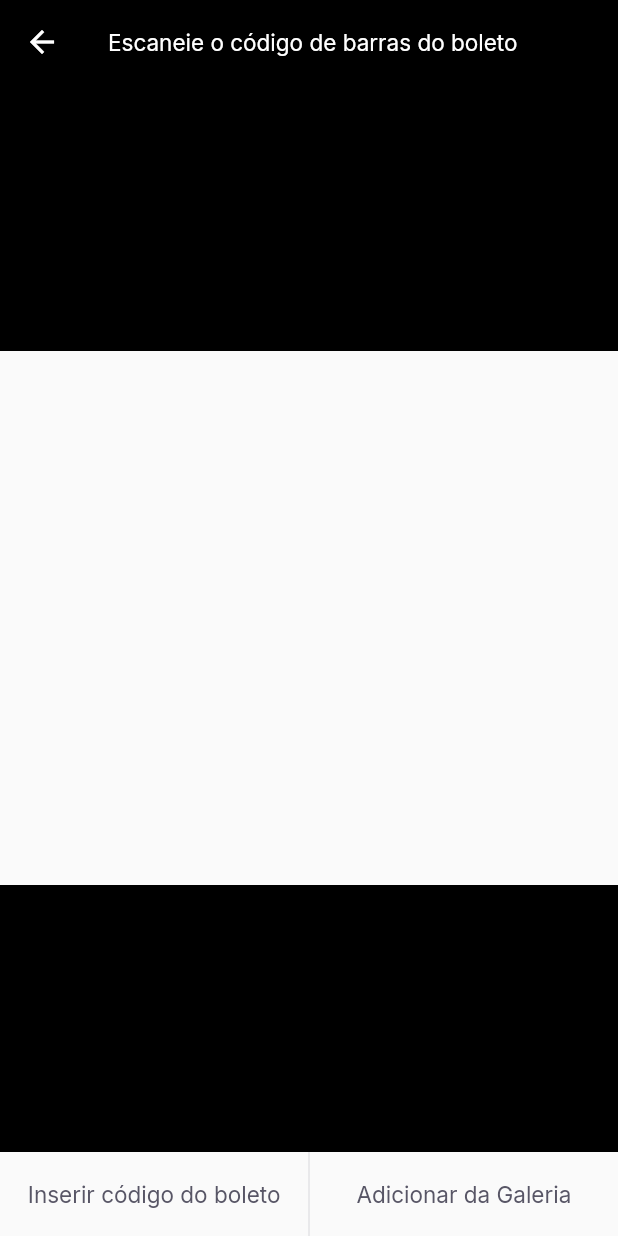
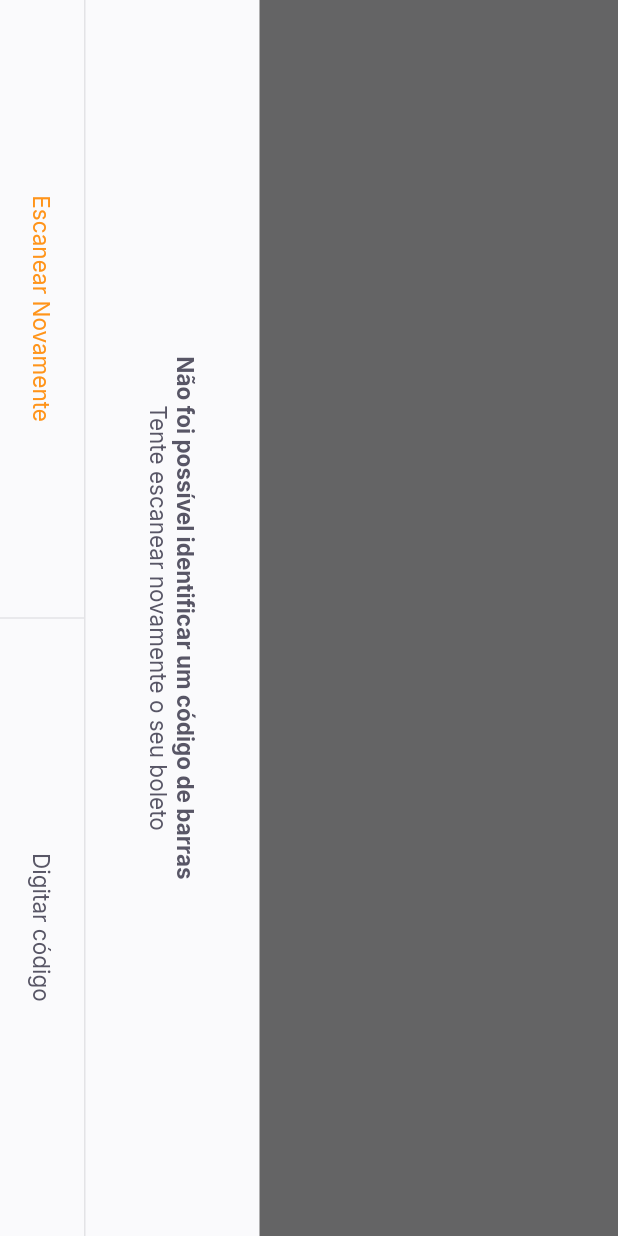
Before and after one commit to alkxyly/nlw06-flutter, a Flutter app: the BarcodeScannerPage screen opened by its route, on a phone screen of 412 x 824 dp. Run offline on Flutter 3.47's test engine with Material 2 defaults, Android fonts, the phone set to English and light mode, and no system bars; our stand-ins replace firebase_core, google_fonts, google_sign_in, shared_preferences; accounts and stored records are empty.

Commit message:
Finalizando a tela BarCodeScannerPage

```diff
--- a/lib/modules/barcode_scanner/barcode_scanner_page.dart
+++ b/lib/modules/barcode_scanner/barcode_scanner_page.dart
@@ -1,6 +1,7 @@
 import 'package:flutter/material.dart';
 import 'package:playflow/shared/themes/AppColors.dart';
 import 'package:playflow/shared/themes/app_text_styles.dart';
+import 'package:playflow/shared/widgets/botton_sheet/botton_sheet_wiedget.dart';
 import 'package:playflow/shared/widgets/divider/divider_vertical.dart';
 import 'package:playflow/shared/widgets/label_button/label_button.dart';
 import 'package:playflow/shared/widgets/set_label_buttons/set_label_buttons.dart';
@@ -15,13 +16,30 @@ class BarcodeScannerPage extends StatefulWidget {
 class _BarcodeScannerPageState extends State<BarcodeScannerPage> {
   @override
   Widget build(BuildContext context) {
-    return Scaffold(
+    return BottonSheetWidget(
+      title: "Não foi possível identificar um código de barras",
+      subTitle: "Tente escanear novamente o seu boleto",
+      primaryLabel: "Escanear Novamente",
+      primaryOnPressed: (){},
+      secundaryLabel: "Digitar código",
+      secundaryOnPressed: (){},
+    );
+    return SafeArea(
+      top: true,
+      bottom: true,
+      left: true,
+      right: true,
+      child: RotatedBox(
+        quarterTurns: 1 ,
+          child: Scaffold(
             appBar: AppBar(
               backgroundColor: Colors.black,
               title: Text(
                 "Escaneie o código de barras do boleto",
                 style: TextStyles.buttonBackground,
+
               ),
+              centerTitle: true,
               leading: BackButton(
                 color: AppColors.background ,
               ),
@@ -29,7 +47,7 @@ class _BarcodeScannerPageState extends State<BarcodeScannerPage> {
             body: Column(
               children: [
                 Expanded(child: Container(
-            color: Colors.black,
+                  color: Colors.black.withOpacity(0.6),
                 )),
                 Expanded(
                    flex: 2,
@@ -37,7 +55,7 @@ class _BarcodeScannerPageState extends State<BarcodeScannerPage> {
                       color: Colors.transparent,
                 )),
                 Expanded(child: Container(
-            color: Colors.black,
+                  color: Colors.black.withOpacity(0.6),
                 ))
               ],
             ),
@@ -47,6 +65,8 @@ class _BarcodeScannerPageState extends State<BarcodeScannerPage> {
                       secundaryLabel: "Adicionar da Galeria",
                       secundaryOnPressed: (){}
                 ),
+          ),
+        ),
     );
   }
 }
--- /dev/null
+++ b/lib/shared/widgets/botton_sheet/botton_sheet_wiedget.dart
@@ -0,0 +1,61 @@
+import 'package:flutter/material.dart';
+import 'package:playflow/shared/themes/AppColors.dart';
+import 'package:playflow/shared/themes/app_text_styles.dart';
+import 'package:playflow/shared/widgets/set_label_buttons/set_label_buttons.dart';
+
+class BottonSheetWidget extends StatelessWidget {
+
+  final String primaryLabel;
+  final VoidCallback primaryOnPressed;
+  final String secundaryLabel;
+  final VoidCallback secundaryOnPressed;
+  final String title;
+  final String subTitle;
+
+  const BottonSheetWidget({Key? key, required this.primaryLabel,
+    required this.primaryOnPressed,
+    required this.secundaryLabel,
+    required this.secundaryOnPressed,
+    required this.title,
+    required this.subTitle}) : super(key: key);
+
+  @override
+  Widget build(BuildContext context) {
+    return SafeArea(
+
+      child: RotatedBox(
+        quarterTurns: 1,
+        child: Material(
+          child: Container(
+            color: AppColors.shape,
+            child: Column(
+              children: [
+                Expanded(child: Container(
+                  color: Colors.black.withOpacity(0.6),
+                )),
+                Column(
+                  children: [
+                    Padding(
+                      padding: const EdgeInsets.all(40),
+                      child: Text.rich(
+                        TextSpan(text: title, style: TextStyles.buttonBoldHeading, children: [
+                        TextSpan(text: "\n$subTitle", style: TextStyles.buttonHeading)
+                      ]), textAlign: TextAlign.center,),
+                    ),
+                    Container( height: 1,color: AppColors.stroke),
+                    SetLabelButtons(
+                    primaryLabel: primaryLabel,
+                    primaryOnPressed: primaryOnPressed,
+                    secundaryLabel: secundaryLabel,
+                    secundaryOnPressed: secundaryOnPressed,
+                    enablePrimaryColor: true,)
+                  ],
+                ),
+              ],
+            ),
+          ),
+        ),
+      ),
+    );
+  }
+}
--- a/lib/shared/widgets/label_button/label_button.dart
+++ b/lib/shared/widgets/label_button/label_button.dart
@@ -5,15 +5,18 @@ class LabelButton extends StatelessWidget {
 
   final String label;
   final VoidCallback onPressed;
+  final TextStyle? textStyle;
 
   const LabelButton({Key? key,
     required this.label,
-    required this.onPressed}) : super(key: key);
+    required this.onPressed,
+    this.textStyle}) : super(key: key);
 
   @override
   Widget build(BuildContext context) {
     return Container(
       height: 56,
-        child: TextButton(onPressed: (){}, child: Text(label, style: TextStyles.buttonHeading,)));
+        child: TextButton(onPressed: (){},
+            child: Text(label, style: textStyle ?? TextStyles.buttonHeading,)));
   }
 }
--- a/lib/shared/widgets/set_label_buttons/set_label_buttons.dart
+++ b/lib/shared/widgets/set_label_buttons/set_label_buttons.dart
@@ -1,4 +1,5 @@
 import 'package:flutter/material.dart';
+import 'package:playflow/shared/themes/app_text_styles.dart';
 import 'package:playflow/shared/widgets/divider/divider_vertical.dart';
 import 'package:playflow/shared/widgets/label_button/label_button.dart';
 
@@ -8,13 +9,14 @@ class SetLabelButtons extends StatelessWidget {
   final VoidCallback primaryOnPressed;
   final String secundaryLabel;
   final VoidCallback secundaryOnPressed;
-
+  final bool enablePrimaryColor;
 
   const SetLabelButtons({Key? key,
     required this.primaryLabel,
     required this.primaryOnPressed,
     required this.secundaryLabel,
-    required this.secundaryOnPressed}) : super(key: key);
+    required this.secundaryOnPressed,
+    this.enablePrimaryColor = false}) : super(key: key);
 
   @override
   Widget build(BuildContext context) {
@@ -26,7 +28,9 @@ class SetLabelButtons extends StatelessWidget {
 
             child: LabelButton(
               label: primaryLabel ,
-              onPressed: primaryOnPressed),
+              onPressed: primaryOnPressed,
+            textStyle: enablePrimaryColor ?  TextStyles.buttonPrimary: null)
+
           ),
           DividerVerticalWidget(),
           Expanded(
```
Lines whose indentation alone changed are shown as unchanged.
